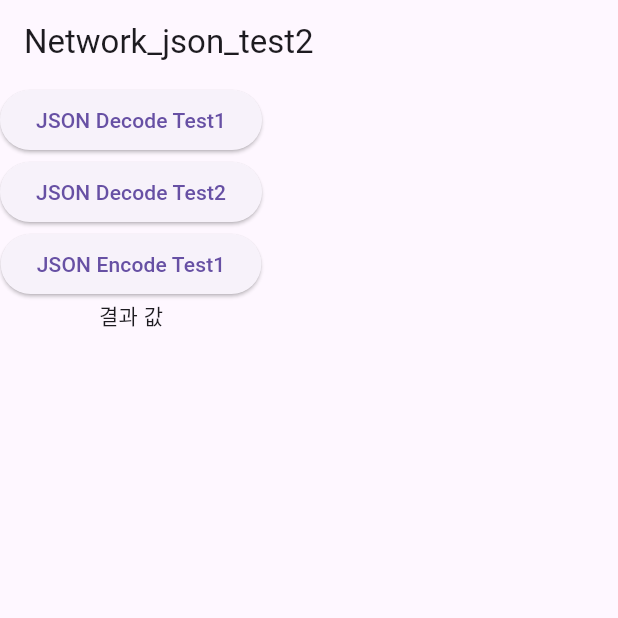
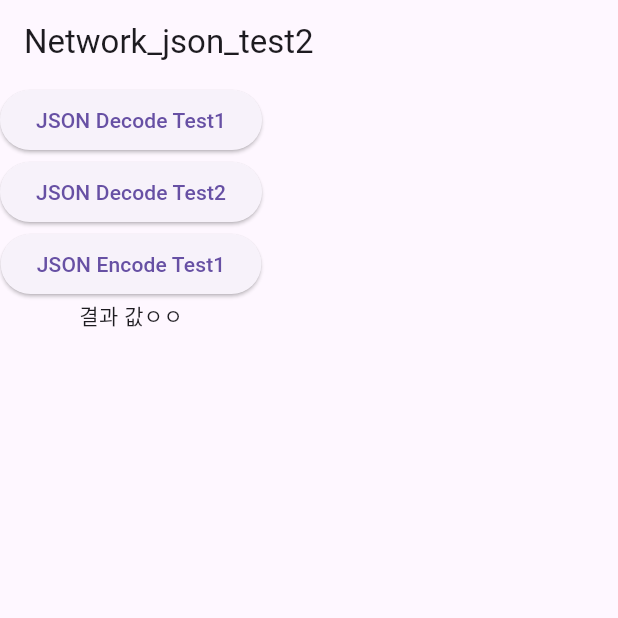
Before and after one commit to cheolwon2889/network_test, a Flutter app: the screen it shows after launch, on a phone screen of 412 x 824 dp, the top half of it. Run offline on Flutter 3.47's test engine with Material 3 defaults, Android fonts, the phone set to English and light mode, and no system bars.

Commit message:
json 데이터 처리

```diff
--- a/lib/main.dart
+++ b/lib/main.dart
@@ -15,7 +15,7 @@ class MyApp extends StatefulWidget {
 }
 
 class MyAppState extends State<MyApp> {
-  String resultStr1 = "결과 값";
+  String resultStr1 = "결과 값ㅇㅇ";
   late Map<String, dynamic> map1;
 
   void onPressDecode() {
```
